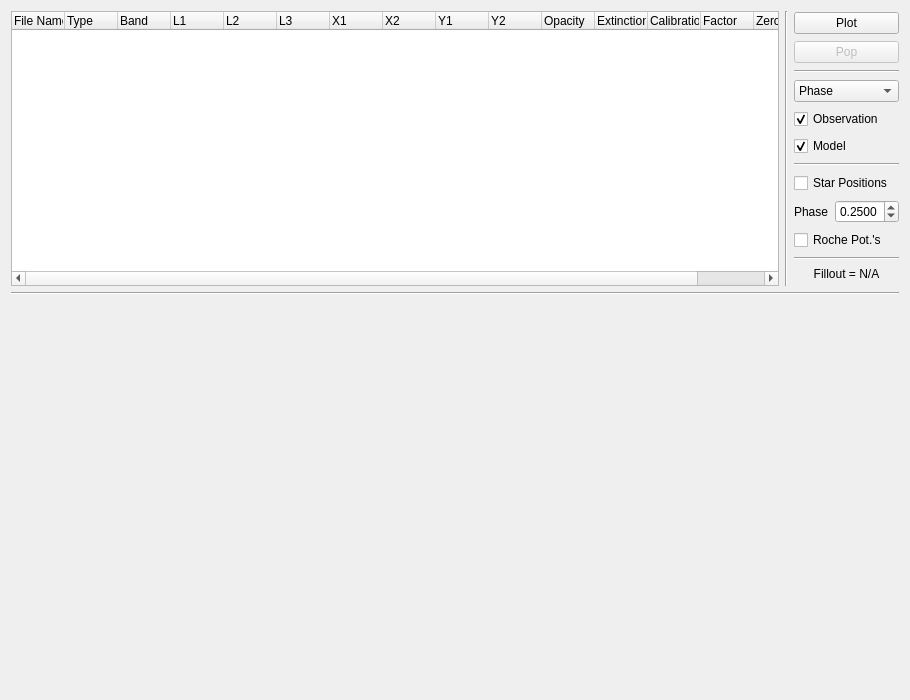
Varnani/PyWD2015, file resources/syntheticcurvewidget.ui: the form before one commit.
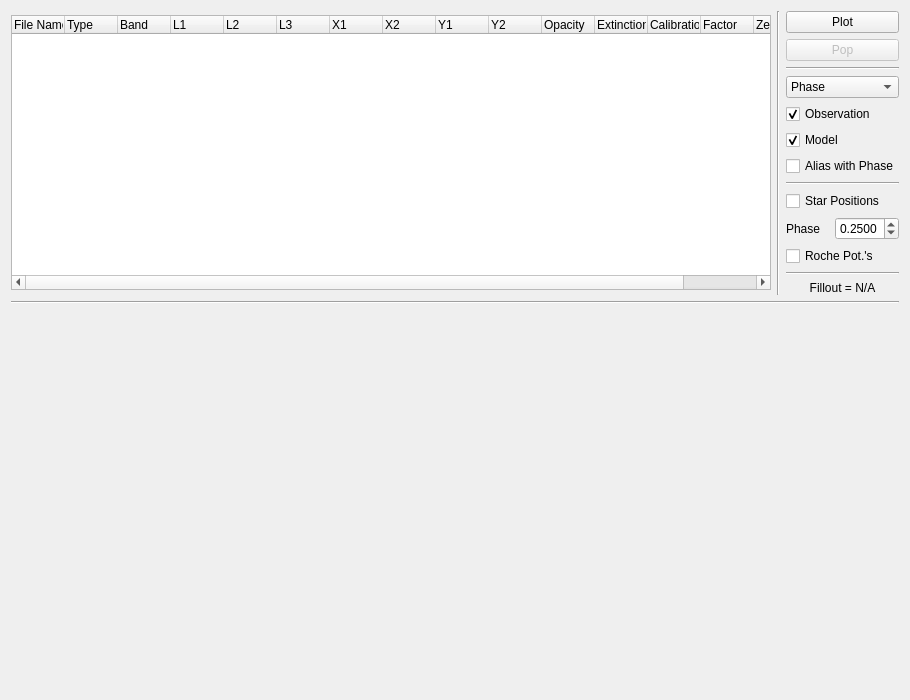
The form after the commit.

Commit message: added o-c to dcwidget and aliasing to synthetic curve widget

```diff
--- a/resources/syntheticcurvewidget.ui
+++ b/resources/syntheticcurvewidget.ui
@@ -18,68 +18,34 @@
     <layout class="QGridLayout" name="gridLayout_2">
      <item row="0" column="2">
       <layout class="QGridLayout" name="gridLayout">
-       <item row="8" column="0">
-        <widget class="QLabel" name="label">
-         <property name="toolTip">
-          <string>Phase of star positions</string>
-         </property>
-         <property name="text">
-          <string>Phase</string>
-         </property>
-        </widget>
-       </item>
-       <item row="8" column="1">
-        <widget class="QDoubleSpinBox" name="phase_spinbox">
+       <item row="12" column="0" colspan="2">
+        <widget class="QLabel" name="fillout_label">
          <property name="enabled">
           <bool>true</bool>
          </property>
-         <property name="decimals">
-          <number>4</number>
+         <property name="sizePolicy">
+          <sizepolicy hsizetype="Preferred" vsizetype="Fixed">
+           <horstretch>0</horstretch>
+           <verstretch>0</verstretch>
+          </sizepolicy>
          </property>
-         <property name="maximum">
-          <double>1.000000000000000</double>
-         </property>
-         <property name="singleStep">
-          <double>0.100000000000000</double>
-         </property>
-         <property name="value">
-          <double>0.250000000000000</double>
-         </property>
-        </widget>
-       </item>
-       <item row="7" column="0" colspan="2">
-        <widget class="QCheckBox" name="drawstars_chk">
          <property name="toolTip">
-          <string>Draw star positions in a subplot</string>
+          <string>Compute fillout factor as defined in BinaryMaker software;
+Bradstreet, D. H. 1993, IAU Commission on Close Binary Stars, 21, 151
+Bradstreet, D. H. and Steelman, D. P. 2002, Bulletin of the American Astronomical Society, 34, 75.02  </string>
          </property>
          <property name="text">
-          <string>Star Positions</string>
+          <string>Fillout = N/A</string>
          </property>
-        </widget>
-       </item>
-       <item row="5" column="0" colspan="2">
-        <widget class="QCheckBox" name="plotmodel_chk">
-         <property name="toolTip">
-          <string>Compute and plot synthetic curve</string>
+         <property name="alignment">
+          <set>Qt::AlignCenter</set>
          </property>
-         <property name="text">
-          <string>Model</string>
-         </property>
-         <property name="checked">
-          <bool>true</bool>
-         </property>
         </widget>
        </item>
-       <item row="4" column="0" colspan="2">
-        <widget class="QCheckBox" name="plotobs_chk">
-         <property name="toolTip">
-          <string>Include observation in plot</string>
-         </property>
-         <property name="text">
-          <string>Observation</string>
-         </property>
-         <property name="checked">
-          <bool>true</bool>
+       <item row="11" column="0" colspan="2">
+        <widget class="Line" name="line_4">
+         <property name="orientation">
+          <enum>Qt::Horizontal</enum>
          </property>
         </widget>
        </item>
@@ -100,6 +66,19 @@
          </item>
         </widget>
        </item>
+       <item row="10" column="0" colspan="2">
+        <widget class="QCheckBox" name="roche_chk">
+         <property name="enabled">
+          <bool>true</bool>
+         </property>
+         <property name="toolTip">
+          <string>Draw Roche equipotential surfaces onto star positions. This option is only valid when Phase = 0.25</string>
+         </property>
+         <property name="text">
+          <string>Roche Pot.'s</string>
+         </property>
+        </widget>
+       </item>
        <item row="1" column="0" colspan="2">
         <widget class="QPushButton" name="pop_btn">
          <property name="enabled">
@@ -130,54 +109,85 @@
          </property>
         </widget>
        </item>
-       <item row="6" column="0" colspan="2">
+       <item row="4" column="0" colspan="2">
+        <widget class="QCheckBox" name="plotobs_chk">
+         <property name="toolTip">
+          <string>Include observation in plot</string>
+         </property>
+         <property name="text">
+          <string>Observation</string>
+         </property>
+         <property name="checked">
+          <bool>true</bool>
+         </property>
+        </widget>
+       </item>
+       <item row="9" column="0">
+        <widget class="QLabel" name="label">
+         <property name="toolTip">
+          <string>Phase of star positions</string>
+         </property>
+         <property name="text">
+          <string>Phase</string>
+         </property>
+        </widget>
+       </item>
+       <item row="7" column="0" colspan="2">
         <widget class="Line" name="line_3">
          <property name="orientation">
           <enum>Qt::Horizontal</enum>
          </property>
         </widget>
        </item>
-       <item row="9" column="0" colspan="2">
-        <widget class="QCheckBox" name="roche_chk">
-         <property name="enabled">
-          <bool>true</bool>
-         </property>
+       <item row="5" column="0" colspan="2">
+        <widget class="QCheckBox" name="plotmodel_chk">
          <property name="toolTip">
-          <string>Draw Roche equipotential surfaces onto star positions. This option is only valid when Phase = 0.25</string>
+          <string>Compute and plot synthetic curve</string>
          </property>
          <property name="text">
-          <string>Roche Pot.'s</string>
+          <string>Model</string>
          </property>
+         <property name="checked">
+          <bool>true</bool>
+         </property>
         </widget>
        </item>
-       <item row="11" column="0" colspan="2">
-        <widget class="QLabel" name="fillout_label">
+       <item row="9" column="1">
+        <widget class="QDoubleSpinBox" name="phase_spinbox">
          <property name="enabled">
           <bool>true</bool>
          </property>
-         <property name="sizePolicy">
-          <sizepolicy hsizetype="Preferred" vsizetype="Fixed">
-           <horstretch>0</horstretch>
-           <verstretch>0</verstretch>
-          </sizepolicy>
+         <property name="decimals">
+          <number>4</number>
          </property>
+         <property name="maximum">
+          <double>1.000000000000000</double>
+         </property>
+         <property name="singleStep">
+          <double>0.100000000000000</double>
+         </property>
+         <property name="value">
+          <double>0.250000000000000</double>
+         </property>
+        </widget>
+       </item>
+       <item row="8" column="0" colspan="2">
+        <widget class="QCheckBox" name="drawstars_chk">
          <property name="toolTip">
-          <string>Compute fillout factor as defined in BinaryMaker software;
-Bradstreet, D. H. 1993, IAU Commission on Close Binary Stars, 21, 151
-Bradstreet, D. H. and Steelman, D. P. 2002, Bulletin of the American Astronomical Society, 34, 75.02  </string>
+          <string>Draw star positions in a subplot</string>
          </property>
          <property name="text">
-          <string>Fillout = N/A</string>
+          <string>Star Positions</string>
          </property>
-         <property name="alignment">
-          <set>Qt::AlignCenter</set>
-         </property>
         </widget>
        </item>
-       <item row="10" column="0" colspan="2">
-        <widget class="Line" name="line_4">
-         <property name="orientation">
-          <enum>Qt::Horizontal</enum>
+       <item row="6" column="0" colspan="2">
+        <widget class="QCheckBox" name="alias_chk">
+         <property name="toolTip">
+          <string>Alias with phase start and phase end. Does nothing if working with HJD.</string>
+         </property>
+         <property name="text">
+          <string>Alias with Phase</string>
          </property>
         </widget>
        </item>
```
The commit also changes 5 other files.
